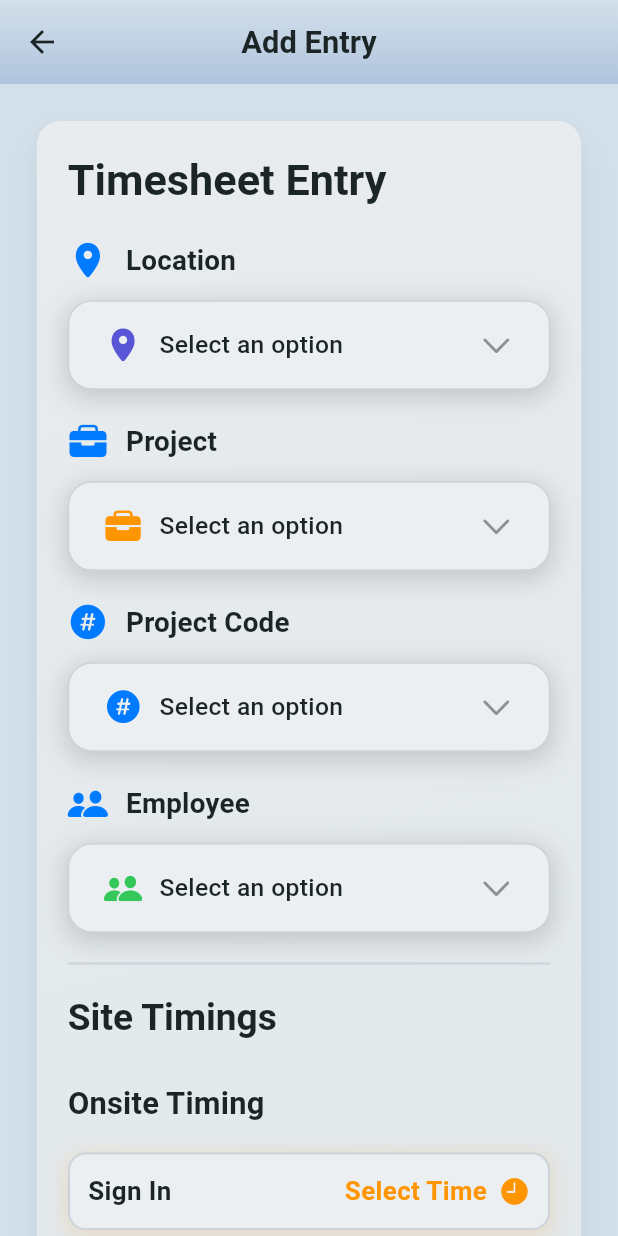
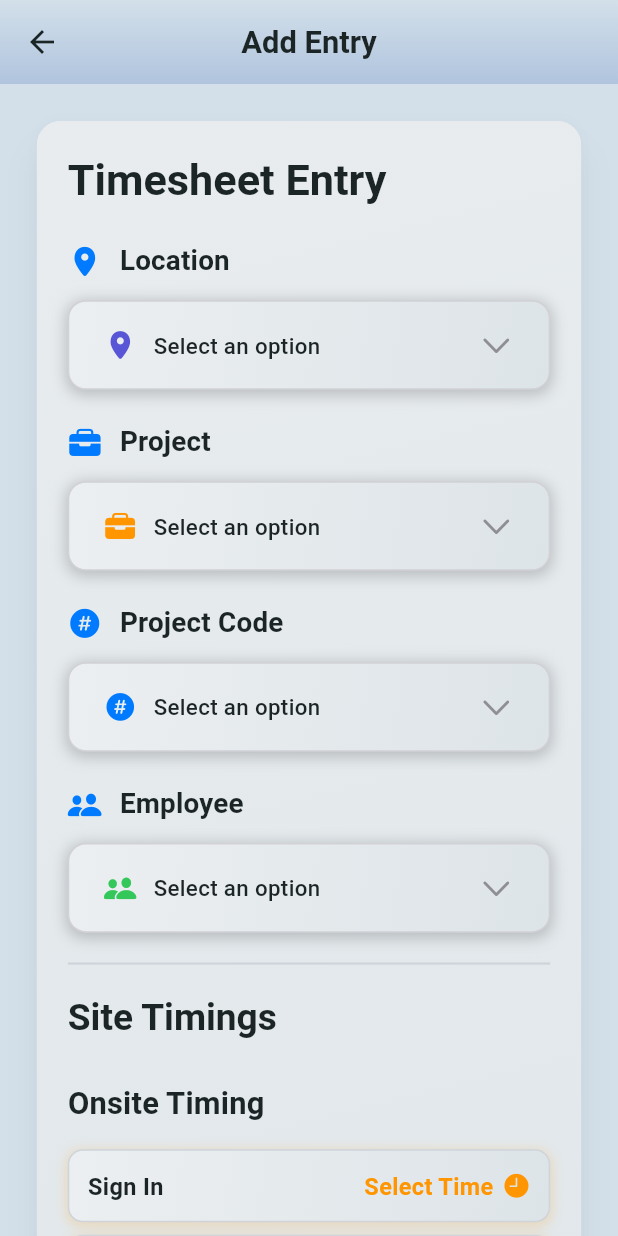
Before and after one commit to vishalkumar182/digisailor-_intern_project, a Flutter app: the TimesheetForm screen opened directly, on a phone screen of 412 x 824 dp. Run offline on Flutter 3.47's test engine with Material 3 defaults, Android fonts, the phone set to English and light mode, and no system bars; our stand-ins replace animated_text_kit, flutter_staggered_animations, flutter_svg, flutter_tts, image_picker, lottie and 1 more; project files that could hold a hidden picture were left out.

```diff
--- a/analysis_options.yaml
+++ b/analysis_options.yaml
@@ -7,8 +7,6 @@ analyzer:
   errors:
     avoid_print: ignore
     deprecated_member_use: ignore
-    null_check_on_nullable_type_parameter: ignore
-    unnecessary_underscores: ignore
     use_super_parameters: ignore ignore
 
 linter:
--- a/lib/screens/supervisor/timesheet/add_entry.dart
+++ b/lib/screens/supervisor/timesheet/add_entry.dart
@@ -35,7 +35,7 @@ class _TimesheetFormState extends State<TimesheetForm> {
   void initState() {
     super.initState();
     _remarksFocusNode.addListener(() {
-      setState(() {}); // Rebuild to update border when focus changes
+      setState(() {});
     });
   }
 
@@ -46,19 +46,17 @@ class _TimesheetFormState extends State<TimesheetForm> {
     final screenWidth = MediaQuery.of(context).size.width;
     final screenHeight = MediaQuery.of(context).size.height;
     final horizontalPadding = screenWidth * 0.05;
-    final verticalPadding = screenHeight * 0.025; // Reduced for compactness
+    final verticalPadding = screenHeight * 0.025;
 
     return Scaffold(
-      resizeToAvoidBottomInset: true, // Adjust for keyboard
+      resizeToAvoidBottomInset: true,
       backgroundColor:
-          isDarkMode
-              ? CupertinoColors.black
-              : const Color(0xFFD3E0EA), // Darker background
+          isDarkMode ? CupertinoColors.black : const Color(0xFFD3E0EA),
       appBar: AppBar(
         title: Text(
           widget.title,
           style: theme.textTheme.titleLarge?.copyWith(
-            fontWeight: FontWeight.w700, // Bolder for visibility
+            fontWeight: FontWeight.w700,
             fontSize: screenWidth * 0.05,
             color: isDarkMode ? Colors.white : const Color(0xFF1C2526),
           ),
@@ -74,10 +72,7 @@ class _TimesheetFormState extends State<TimesheetForm> {
               colors:
                   isDarkMode
                       ? [const Color(0xFF2C2C2E), const Color(0xFF1C1C1E)]
-                      : [
-                        const Color(0xFFD3E0EA),
-                        const Color(0xFFB0C4DE),
-                      ], // Darker gradient
+                      : [const Color(0xFFD3E0EA), const Color(0xFFB0C4DE)],
               begin: Alignment.topCenter,
               end: Alignment.bottomCenter,
             ),
@@ -86,25 +81,21 @@ class _TimesheetFormState extends State<TimesheetForm> {
       ),
       body: AnimationLimiter(
         child: SingleChildScrollView(
-          physics: const ClampingScrollPhysics(), // Prevent overscrolling
+          physics: const ClampingScrollPhysics(),
           padding: EdgeInsets.only(
             left: horizontalPadding,
             right: horizontalPadding,
             top: verticalPadding,
-            bottom:
-                MediaQuery.of(context).viewInsets.bottom +
-                verticalPadding, // Keyboard fix
+            bottom: MediaQuery.of(context).viewInsets.bottom + verticalPadding,
           ),
           child: Card(
             shape: RoundedRectangleBorder(
               borderRadius: BorderRadius.circular(16),
             ),
-            elevation: 10, // Stronger shadow
+            elevation: 10,
             shadowColor: Colors.black.withOpacity(0.3),
             color:
-                isDarkMode
-                    ? const Color(0xFF1C2526)
-                    : const Color(0xFFE8ECEF), // Darker card
+                isDarkMode ? const Color(0xFF1C2526) : const Color(0xFFE8ECEF),
             child: Container(
               decoration: BoxDecoration(
                 borderRadius: BorderRadius.circular(16),
@@ -112,10 +103,7 @@ class _TimesheetFormState extends State<TimesheetForm> {
                   colors:
                       isDarkMode
                           ? [const Color(0xFF1C2526), const Color(0xFF2C2C2E)]
-                          : [
-                            const Color(0xFFE8ECEF),
-                            const Color(0xFFDDE4E8),
-                          ], // Subtle gradient
+                          : [const Color(0xFFE8ECEF), const Color(0xFFDDE4E8)],
                   begin: Alignment.topLeft,
                   end: Alignment.bottomRight,
                 ),
@@ -131,11 +119,10 @@ class _TimesheetFormState extends State<TimesheetForm> {
                       child: Column(
                         crossAxisAlignment: CrossAxisAlignment.start,
                         children: [
-                          // Page Title
                           Text(
                             "Timesheet Entry",
                             style: theme.textTheme.headlineSmall?.copyWith(
-                              fontWeight: FontWeight.w700, // Bolder
+                              fontWeight: FontWeight.w700,
                               fontSize: screenWidth * 0.07,
                               color:
                                   isDarkMode
@@ -145,7 +132,6 @@ class _TimesheetFormState extends State<TimesheetForm> {
                           ),
                           SizedBox(height: verticalPadding),
 
-                          // DROPDOWN SECTIONS
                           _buildSection(
                             icon: CupertinoIcons.location_solid,
                             label: "Location",
@@ -158,8 +144,8 @@ class _TimesheetFormState extends State<TimesheetForm> {
                                 color:
                                     isDarkMode
                                         ? Colors.white70
-                                        : const Color(0xFF5856D6), // Purple
-                                size: screenWidth * 0.065,
+                                        : const Color(0xFF5856D6),
+                                size: screenWidth * 0.055,
                               ),
                             ),
                             isDarkMode: isDarkMode,
@@ -178,8 +164,8 @@ class _TimesheetFormState extends State<TimesheetForm> {
                                 color:
                                     isDarkMode
                                         ? Colors.white70
-                                        : const Color(0xFFFF9500), // Orange
-                                size: screenWidth * 0.065,
+                                        : const Color(0xFFFF9500),
+                                size: screenWidth * 0.055,
                               ),
                             ),
                             isDarkMode: isDarkMode,
@@ -199,8 +185,8 @@ class _TimesheetFormState extends State<TimesheetForm> {
                                 color:
                                     isDarkMode
                                         ? Colors.white70
-                                        : const Color(0xFF007AFF), // Blue
-                                size: screenWidth * 0.065,
+                                        : const Color(0xFF007AFF),
+                                size: screenWidth * 0.055,
                               ),
                             ),
                             isDarkMode: isDarkMode,
@@ -219,8 +205,8 @@ class _TimesheetFormState extends State<TimesheetForm> {
                                 color:
                                     isDarkMode
                                         ? Colors.white70
-                                        : const Color(0xFF34C759), // Green
-                                size: screenWidth * 0.065,
+                                        : const Color(0xFF34C759),
+                                size: screenWidth * 0.055,
                               ),
                             ),
                             isDarkMode: isDarkMode,
@@ -228,14 +214,13 @@ class _TimesheetFormState extends State<TimesheetForm> {
 
                           Divider(
                             height: verticalPadding * 2,
-                            thickness: 1.5, // Bolder divider
+                            thickness: 1.5,
                             color:
                                 isDarkMode
                                     ? Colors.white.withOpacity(0.2)
                                     : const Color(0xFFCED4DA),
                           ),
 
-                          // SITE TIMINGS
                           _buildSectionTitle(
                             "Site Timings",
                             isDarkMode,
@@ -254,7 +239,7 @@ class _TimesheetFormState extends State<TimesheetForm> {
                             (t) => setState(() => _signInTime = t),
                             isDarkMode,
                             screenWidth,
-                            accentColor: const Color(0xFFFF9500), // Orange
+                            accentColor: const Color(0xFFFF9500),
                           ),
                           _buildTimingRow(
                             "Break Start",
@@ -307,7 +292,6 @@ class _TimesheetFormState extends State<TimesheetForm> {
 
                           SizedBox(height: verticalPadding * 1.5),
 
-                          // REMARKS SECTION
                           _buildSectionTitle(
                             "Remarks",
                             isDarkMode,
@@ -324,14 +308,13 @@ class _TimesheetFormState extends State<TimesheetForm> {
                             child: TextField(
                               controller: _remarksController,
                               focusNode: _remarksFocusNode,
-                              maxLines: 5, // Increased for more space
+                              maxLines: 5,
                               style: TextStyle(
                                 color:
                                     isDarkMode
                                         ? Colors.white
                                         : const Color(0xFF1C2526),
-                                fontSize:
-                                    screenWidth * 0.042, // Slightly larger
+                                fontSize: screenWidth * 0.042,
                                 fontWeight: FontWeight.w500,
                               ),
                               decoration: InputDecoration(
@@ -347,9 +330,7 @@ class _TimesheetFormState extends State<TimesheetForm> {
                                 fillColor:
                                     isDarkMode
                                         ? const Color(0xFF2C2C2E)
-                                        : const Color(
-                                          0xFFECEFF1,
-                                        ), // Darker fill
+                                        : const Color(0xFFECEFF1),
                                 border: OutlineInputBorder(
                                   borderRadius: BorderRadius.circular(16),
                                   borderSide: BorderSide.none,
@@ -375,19 +356,18 @@ class _TimesheetFormState extends State<TimesheetForm> {
                                   vertical: screenWidth * 0.04,
                                   horizontal: screenWidth * 0.04,
                                 ),
-                                prefixIcon: null, // Removed pencil icon
+                                prefixIcon: null,
                               ),
                             ),
                           ),
 
                           SizedBox(height: verticalPadding * 2),
 
-                          // SUBMIT BUTTON
                           AppleSubmitButton(
                             onPressed: _submitForm,
                             text: "Submit Timesheet",
                             enabled: true,
-                            backgroundColor: const Color(0xFF34C759), // Green
+                            backgroundColor: const Color(0xFF34C759),
                             textColor: Colors.white,
                             borderRadius: 16,
                             height: screenWidth * 0.14,
@@ -408,7 +388,6 @@ class _TimesheetFormState extends State<TimesheetForm> {
     );
   }
 
-  // Section Wrapper
   Widget _buildSection({
     required IconData icon,
     required String label,
@@ -429,7 +408,7 @@ class _TimesheetFormState extends State<TimesheetForm> {
                 children: [
                   Icon(
                     icon,
-                    size: screenWidth * 0.065,
+                    size: screenWidth * 0.055,
                     color:
                         isDarkMode ? Colors.white70 : const Color(0xFF007AFF),
                   ),
@@ -437,7 +416,7 @@ class _TimesheetFormState extends State<TimesheetForm> {
                   Text(
                     label,
                     style: Theme.of(context).textTheme.titleMedium?.copyWith(
-                      fontWeight: FontWeight.w700, // Bolder
+                      fontWeight: FontWeight.w700,
                       fontSize: screenWidth * 0.045,
                       color:
                           isDarkMode ? Colors.white : const Color(0xFF1C2526),
@@ -445,9 +424,7 @@ class _TimesheetFormState extends State<TimesheetForm> {
                   ),
                 ],
               ),
-              SizedBox(
-                height: MediaQuery.of(context).size.height * 0.015,
-              ), // Reduced
+              SizedBox(height: MediaQuery.of(context).size.height * 0.015),
               child,
             ],
           ),
@@ -456,7 +433,6 @@ class _TimesheetFormState extends State<TimesheetForm> {
     );
   }
 
-  // Section Title
   Widget _buildSectionTitle(String title, bool isDarkMode, double screenWidth) {
     return AnimationConfiguration.staggeredList(
       position: 0,
@@ -467,7 +443,7 @@ class _TimesheetFormState extends State<TimesheetForm> {
           child: Text(
             title,
             style: Theme.of(context).textTheme.titleLarge?.copyWith(
-              fontWeight: FontWeight.w700, // Bolder
+              fontWeight: FontWeight.w700,
               fontSize: screenWidth * 0.06,
               color: isDarkMode ? Colors.white : const Color(0xFF1C2526),
             ),
@@ -477,7 +453,6 @@ class _TimesheetFormState extends State<TimesheetForm> {
     );
   }
 
-  // Subtitle
   Widget _buildSubTitle(String subtitle, bool isDarkMode, double screenWidth) {
     return AnimationConfiguration.staggeredList(
       position: 0,
@@ -486,13 +461,11 @@ class _TimesheetFormState extends State<TimesheetForm> {
         verticalOffset: 20.0,
         child: FadeInAnimation(
           child: Padding(
-            padding: EdgeInsets.symmetric(
-              vertical: screenWidth * 0.025,
-            ), // Reduced
+            padding: EdgeInsets.symmetric(vertical: screenWidth * 0.025),
             child: Text(
               subtitle,
               style: Theme.of(context).textTheme.titleMedium?.copyWith(
-                fontWeight: FontWeight.w700, // Bolder
+                fontWeight: FontWeight.w700,
                 fontSize: screenWidth * 0.05,
                 color: isDarkMode ? Colors.white70 : const Color(0xFF1C2526),
               ),
@@ -503,7 +476,6 @@ class _TimesheetFormState extends State<TimesheetForm> {
     );
   }
 
-  // Custom Dropdown Builder
   Widget _buildDropdown(
     String? Function() getValue,
     void Function(String?) onChanged,
@@ -527,7 +499,7 @@ class _TimesheetFormState extends State<TimesheetForm> {
               canvasColor:
                   isDarkMode
                       ? const Color(0xFF2C2C2E)
-                      : const Color(0xFFECEFF1), // Darker
+                      : const Color(0xFFECEFF1),
             ),
             child: AppleDropdown<String>(
               items: items.map((e) => e['value']!).toList(),
@@ -536,36 +508,43 @@ class _TimesheetFormState extends State<TimesheetForm> {
               itemLabel:
                   (val) => items.firstWhere((e) => e['value'] == val)['label']!,
               dropdownDecoration: BoxDecoration(
-                borderRadius: BorderRadius.circular(16),
-                color:
-                    isDarkMode
-                        ? const Color(0xFF2C2C2E)
-                        : const Color(0xFFECEFF1), // Darker
+                borderRadius: BorderRadius.circular(12),
+                gradient: LinearGradient(
+                  colors:
+                      isDarkMode
+                          ? [const Color(0xFF2C2C2E), const Color(0xFF3A3A3C)]
+                          : [const Color(0xFFECEFF1), const Color(0xFFDDE4E8)],
+                  begin: Alignment.topLeft,
+                  end: Alignment.bottomRight,
+                ),
                 border: Border.all(
                   color:
                       isDarkMode
-                          ? Colors.white.withOpacity(0.2)
-                          : const Color(0xFFCED4DA), // Bolder
+                          ? Colors.white.withOpacity(0.3)
+                          : const Color(0xFFCED4DA),
                   width: 1.5,
                 ),
                 boxShadow: [
                   BoxShadow(
-                    color: Colors.black.withOpacity(isDarkMode ? 0.3 : 0.15),
-                    blurRadius: 14, // Stronger
-                    offset: const Offset(0, 4),
-                    spreadRadius: 2,
+                    color:
+                        isDarkMode
+                            ? const Color(0xFF007AFF).withOpacity(0.4)
+                            : Colors.black.withOpacity(0.2),
+                    blurRadius: 8,
+                    offset: const Offset(0, 2),
+                    spreadRadius: 1,
                   ),
                 ],
               ),
               textStyle: TextStyle(
-                fontSize: screenWidth * 0.042, // Slightly larger
+                fontSize: screenWidth * 0.038,
                 fontWeight: FontWeight.w500,
                 color: isDarkMode ? Colors.white : const Color(0xFF1C2526),
               ),
               hint: "Select an option",
               prefixIcon: prefixIcon,
-              dropdownMaxHeight: screenHeight * 0.3,
-              animationDuration: const Duration(milliseconds: 400),
+              dropdownMaxHeight: screenHeight * 0.25,
+              animationDuration: const Duration(milliseconds: 300),
             ),
           ),
         ),
@@ -573,7 +552,6 @@ class _TimesheetFormState extends State<TimesheetForm> {
     );
   }
 
-  // Timing Row with Time Picker
   Widget _buildTimingRow(
     String label,
     TimeOfDay? time,
@@ -591,29 +569,31 @@ class _TimesheetFormState extends State<TimesheetForm> {
           child: GestureDetector(
             onTap: () => _pickTime(onPicked),
             child: Container(
-              margin: EdgeInsets.symmetric(
-                vertical: screenWidth * 0.015,
-              ), // Reduced
-              padding: const EdgeInsets.all(12.0),
+              margin: EdgeInsets.symmetric(vertical: screenWidth * 0.01),
+              padding: EdgeInsets.all(screenWidth * 0.03),
               decoration: BoxDecoration(
-                color:
-                    isDarkMode
-                        ? const Color(0xFF2C2C2E)
-                        : const Color(0xFFECEFF1), // Darker
-                borderRadius: BorderRadius.circular(12),
+                gradient: LinearGradient(
+                  colors:
+                      isDarkMode
+                          ? [const Color(0xFF2C2C2E), const Color(0xFF3A3A3C)]
+                          : [const Color(0xFFECEFF1), const Color(0xFFDDE4E8)],
+                  begin: Alignment.topLeft,
+                  end: Alignment.bottomRight,
+                ),
+                borderRadius: BorderRadius.circular(10),
                 border: Border.all(
                   color:
                       isDarkMode
-                          ? Colors.white.withOpacity(0.2)
+                          ? Colors.white.withOpacity(0.3)
                           : const Color(0xFFCED4DA),
-                  width: 1.5,
+                  width: 1.0,
                 ),
                 boxShadow: [
                   BoxShadow(
-                    color: accentColor.withOpacity(isDarkMode ? 0.25 : 0.15),
-                    blurRadius: 10, // Stronger
-                    offset: const Offset(0, 3),
-                    spreadRadius: 2,
+                    color: accentColor.withOpacity(isDarkMode ? 0.3 : 0.2),
+                    blurRadius: 6,
+                    offset: const Offset(0, 2),
+                    spreadRadius: 1,
                   ),
                 ],
               ),
@@ -623,8 +603,8 @@ class _TimesheetFormState extends State<TimesheetForm> {
                     child: Text(
                       label,
                       style: TextStyle(
-                        fontSize: screenWidth * 0.042, // Slightly larger
-                        fontWeight: FontWeight.w600, // Bolder
+                        fontSize: screenWidth * 0.038,
+                        fontWeight: FontWeight.w600,
                         color:
                             isDarkMode
                                 ? Colors.white70
@@ -635,15 +615,15 @@ class _TimesheetFormState extends State<TimesheetForm> {
                   Text(
                     time != null ? time.format(context) : "Select Time",
                     style: TextStyle(
-                      fontSize: screenWidth * 0.042,
+                      fontSize: screenWidth * 0.038,
                       color: accentColor,
                       fontWeight: FontWeight.w600,
                     ),
                   ),
-                  const SizedBox(width: 8),
+                  const SizedBox(width: 6),
                   Icon(
                     CupertinoIcons.clock_fill,
-                    size: screenWidth * 0.05,
+                    size: screenWidth * 0.045,
                     color: accentColor,
                   ),
                 ],
@@ -655,7 +635,6 @@ class _TimesheetFormState extends State<TimesheetForm> {
     );
   }
 
-  // Time Picker Dialog
   Future<void> _pickTime(Function(TimeOfDay) onPicked) async {
     final picked = await showTimePicker(
       context: context,
@@ -668,14 +647,21 @@ class _TimesheetFormState extends State<TimesheetForm> {
               backgroundColor:
                   Theme.of(context).brightness == Brightness.dark
                       ? const Color(0xFF1C2526)
-                      : const Color(0xFFE8ECEF),
+                      : const Color(0xFFF5F7FA),
               hourMinuteTextColor: const Color(0xFF007AFF),
-              dialHandColor: const Color(0xFF007AFF),
+              dialHandColor: const Color(0xFF34C759),
               dialBackgroundColor:
                   Theme.of(context).brightness == Brightness.dark
                       ? const Color(0xFF2C2C2E)
                       : const Color(0xFFECEFF1),
-              entryModeIconColor: const Color(0xFF007AFF),
+              entryModeIconColor: const Color(0xFFFF9500),
+              dayPeriodTextColor: const Color(0xFF5856D6),
+              helpTextStyle: TextStyle(
+                color:
+                    Theme.of(context).brightness == Brightness.dark
+                        ? Colors.white70
+                        : const Color(0xFF1C2526),
+              ),
             ),
           ),
           child: child!,
@@ -687,7 +673,6 @@ class _TimesheetFormState extends State<TimesheetForm> {
     }
   }
 
-  // Submit Handler
   void _submitForm() {
     debugPrint("Form Submitted");
     debugPrint("Location: $_selectedLocation");
--- /dev/null
+++ b/lib/widgets/recent_entries.dart
@@ -0,0 +1 @@
+// TODO Implement this library.
--- a/pubspec.yaml
+++ b/pubspec.yaml
@@ -29,6 +29,7 @@ dependencies:
   flutter_svg: ^2.2.0 # For SVG icon support
   flutter_staggered_animations: ^1.1.1
   country_picker: ^2.0.27
+  flutter_tts: ^4.2.3
 
 # Developer dependencies for testing and linting
 dev_dependencies:
```
Also changed, not shown: lib/main.dart (+5 -2 lines), lib/screens/supervisor/dashboard/dashboard.dart (+16 -8 lines), lib/screens/supervisor/quick_action/quick_actions.dart (+21 -28 lines), lib/screens/supervisor/recent_entries.dart (added, +157 -0 lines), lib/screens/supervisor/recent_entries_detail_screen.dart (added, +73 -0 lines), lib/testing/testing.dart (added, +82 -0 lines), pubspec.lock, 5 other files.
